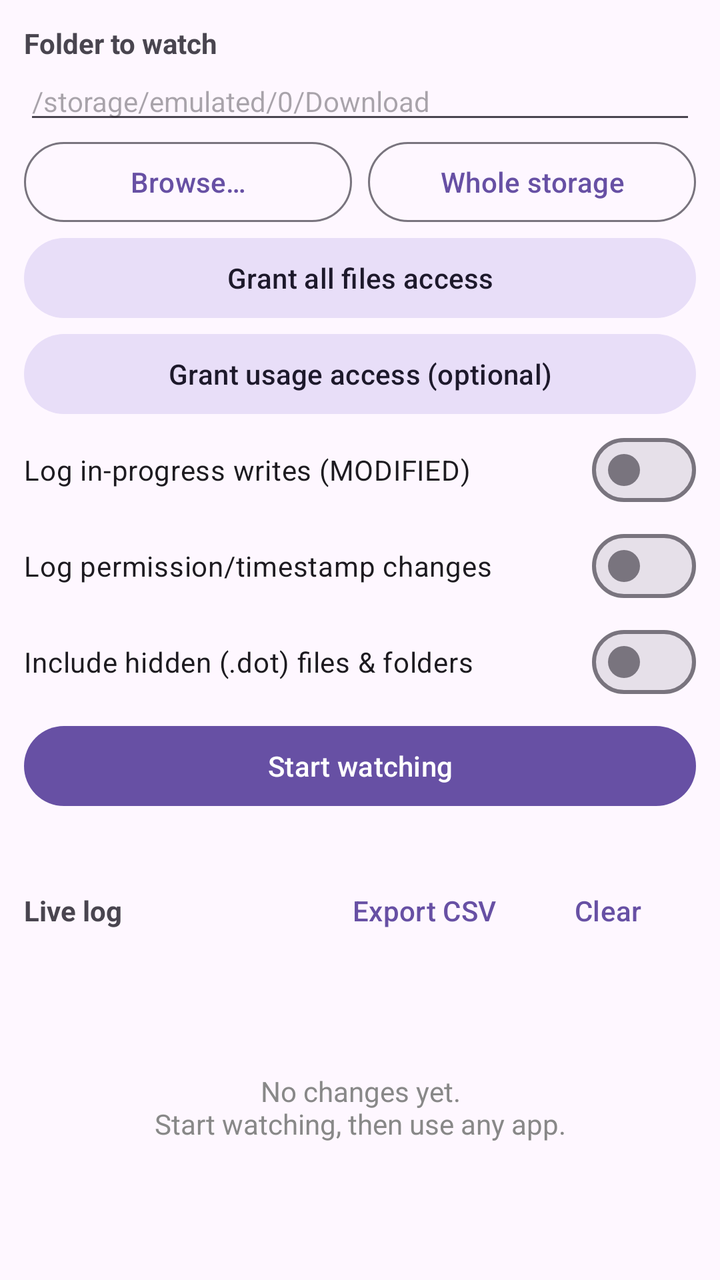
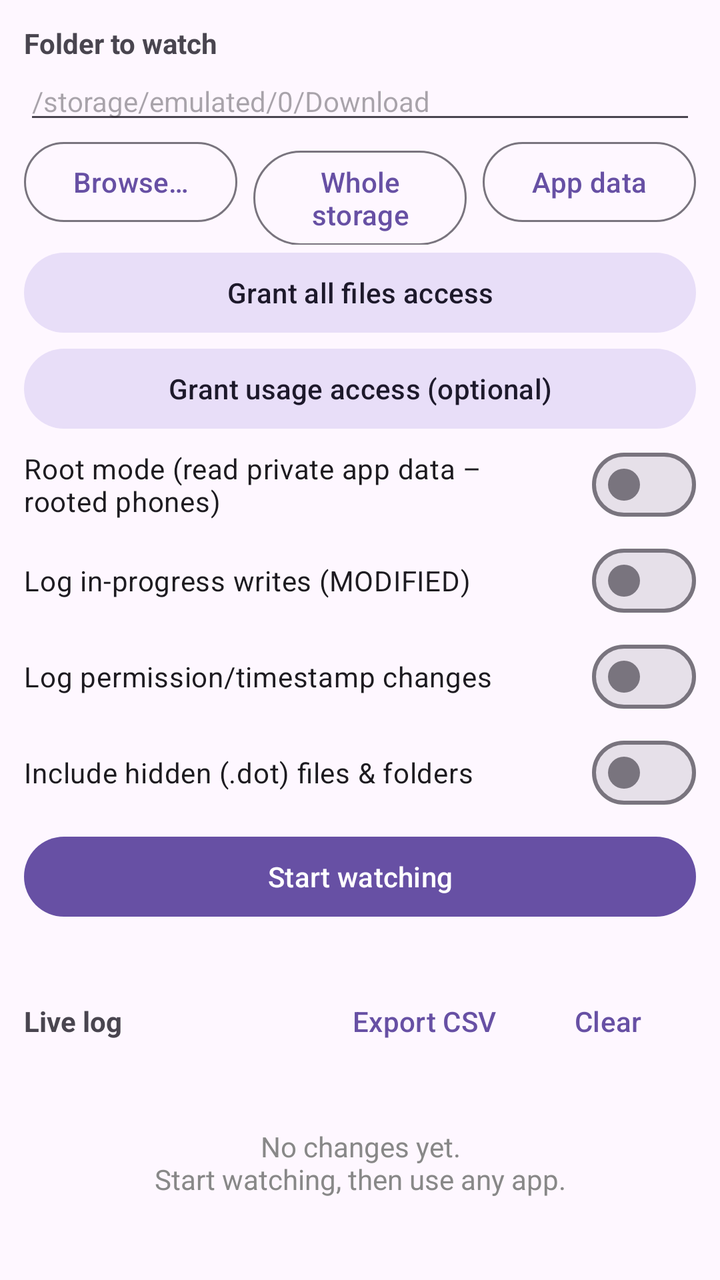

Screens rendered from an Android XML layout before and after an edit, with the pre-edit source and the edit as a unified diff.
<!-- AndroidManifest.xml: application theme Theme.ChangeReader -->
<!-- res/layout/activity_main.xml -->
<?xml version="1.0" encoding="utf-8"?>
<LinearLayout xmlns:android="http://schemas.android.com/apk/res/android"
    android:layout_width="match_parent"
    android:layout_height="match_parent"
    android:fitsSystemWindows="true"
    android:orientation="vertical"
    android:padding="12dp">

    <TextView
        android:layout_width="wrap_content"
        android:layout_height="wrap_content"
        android:text="Folder to watch"
        android:textStyle="bold" />

    <EditText
        android:id="@+id/pathInput"
        android:layout_width="match_parent"
        android:layout_height="wrap_content"
        android:hint="/storage/emulated/0/Download"
        android:inputType="textUri"
        android:singleLine="true"
        android:textSize="14sp" />

    <LinearLayout
        android:layout_width="match_parent"
        android:layout_height="wrap_content"
        android:orientation="horizontal">

        <Button
            android:id="@+id/browseBtn"
            style="@style/Widget.Material3.Button.OutlinedButton"
            android:layout_width="0dp"
            android:layout_height="wrap_content"
            android:layout_weight="1"
            android:text="Browse…" />

        <Button
            android:id="@+id/storageRootBtn"
            style="@style/Widget.Material3.Button.OutlinedButton"
            android:layout_width="0dp"
            android:layout_height="wrap_content"
            android:layout_marginStart="8dp"
            android:layout_weight="1"
            android:text="Whole storage" />
    </LinearLayout>

    <Button
        android:id="@+id/storagePermBtn"
        style="@style/Widget.Material3.Button.TonalButton"
        android:layout_width="match_parent"
        android:layout_height="wrap_content"
        android:text="Grant all files access" />

    <Button
        android:id="@+id/usagePermBtn"
        style="@style/Widget.Material3.Button.TonalButton"
        android:layout_width="match_parent"
        android:layout_height="wrap_content"
        android:text="Grant usage access (optional)" />

    <com.google.android.material.materialswitch.MaterialSwitch
        android:id="@+id/modifySwitch"
        android:layout_width="match_parent"
        android:layout_height="wrap_content"
        android:text="Log in-progress writes (MODIFIED)" />

    <com.google.android.material.materialswitch.MaterialSwitch
        android:id="@+id/attribSwitch"
        android:layout_width="match_parent"
        android:layout_height="wrap_content"
        android:text="Log permission/timestamp changes" />

    <com.google.android.material.materialswitch.MaterialSwitch
        android:id="@+id/hiddenSwitch"
        android:layout_width="match_parent"
        android:layout_height="wrap_content"
        android:text="Include hidden (.dot) files &amp; folders" />

    <Button
        android:id="@+id/startBtn"
        android:layout_width="match_parent"
        android:layout_height="wrap_content"
        android:layout_marginTop="4dp"
        android:text="Start watching" />

    <TextView
        android:id="@+id/status"
        android:layout_width="match_parent"
        android:layout_height="wrap_content"
        android:paddingVertical="4dp"
        android:textSize="12sp" />

    <LinearLayout
        android:layout_width="match_parent"
        android:layout_height="wrap_content"
        android:gravity="center_vertical"
        android:orientation="horizontal">

        <TextView
            android:layout_width="0dp"
            android:layout_height="wrap_content"
            android:layout_weight="1"
            android:text="Live log"
            android:textStyle="bold" />

        <Button
            android:id="@+id/exportBtn"
            style="@style/Widget.Material3.Button.TextButton"
            android:layout_width="wrap_content"
            android:layout_height="wrap_content"
            android:text="Export CSV" />

        <Button
            android:id="@+id/clearBtn"
            style="@style/Widget.Material3.Button.TextButton"
            android:layout_width="wrap_content"
            android:layout_height="wrap_content"
            android:text="Clear" />
    </LinearLayout>

    <FrameLayout
        android:layout_width="match_parent"
        android:layout_height="0dp"
        android:layout_weight="1">

        <androidx.recyclerview.widget.RecyclerView
            android:id="@+id/list"
            android:layout_width="match_parent"
            android:layout_height="match_parent" />

        <TextView
            android:id="@+id/empty"
            android:layout_width="match_parent"
            android:layout_height="match_parent"
            android:gravity="center"
            android:text="No changes yet.\nStart watching, then use any app."
            android:textColor="#888" />
    </FrameLayout>
</LinearLayout>
<!-- resources referenced by this layout -->
<resources>
  <style name="Theme.ChangeReader" parent="Theme.Material3.DayNight.NoActionBar" />
</resources>

<!-- the commit's change to res/layout/activity_main.xml (unified diff, before → after) -->
@@ -42,6 +42,15 @@
             android:layout_marginStart="8dp"
             android:layout_weight="1"
             android:text="Whole storage" />
+
+        <Button
+            android:id="@+id/appDataBtn"
+            style="@style/Widget.Material3.Button.OutlinedButton"
+            android:layout_width="0dp"
+            android:layout_height="wrap_content"
+            android:layout_marginStart="8dp"
+            android:layout_weight="1"
+            android:text="App data" />
     </LinearLayout>
 
     <Button
@@ -57,6 +66,12 @@
         android:layout_width="match_parent"
         android:layout_height="wrap_content"
         android:text="Grant usage access (optional)" />
+
+    <com.google.android.material.materialswitch.MaterialSwitch
+        android:id="@+id/rootSwitch"
+        android:layout_width="match_parent"
+        android:layout_height="wrap_content"
+        android:text="Root mode (read private app data – rooted phones)" />
 
     <com.google.android.material.materialswitch.MaterialSwitch
         android:id="@+id/modifySwitch"
